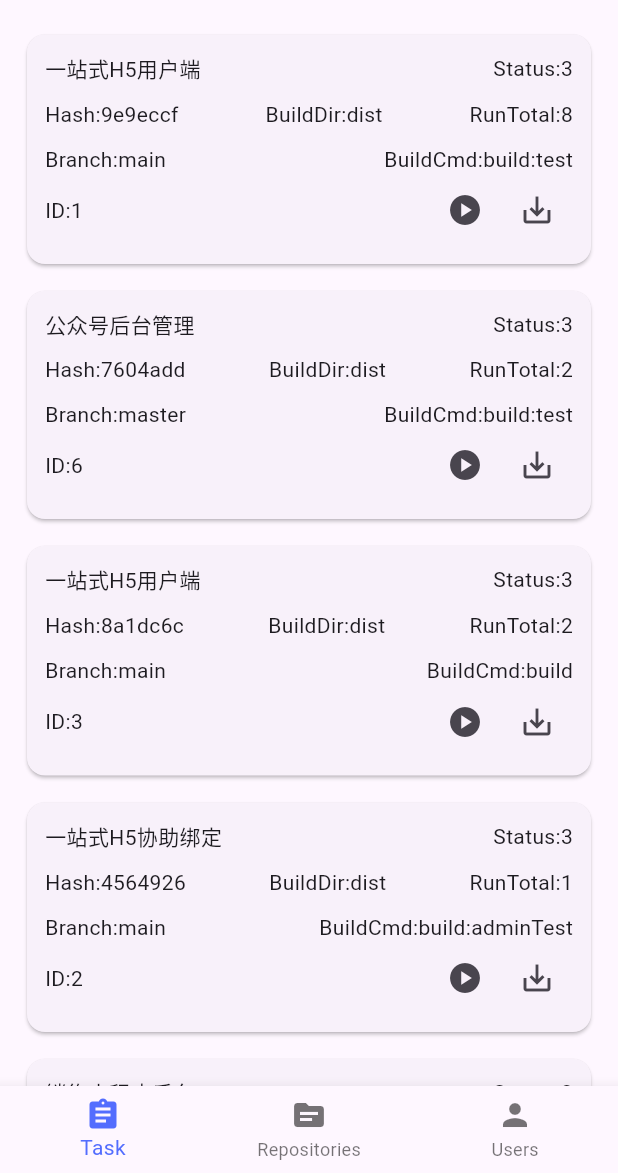
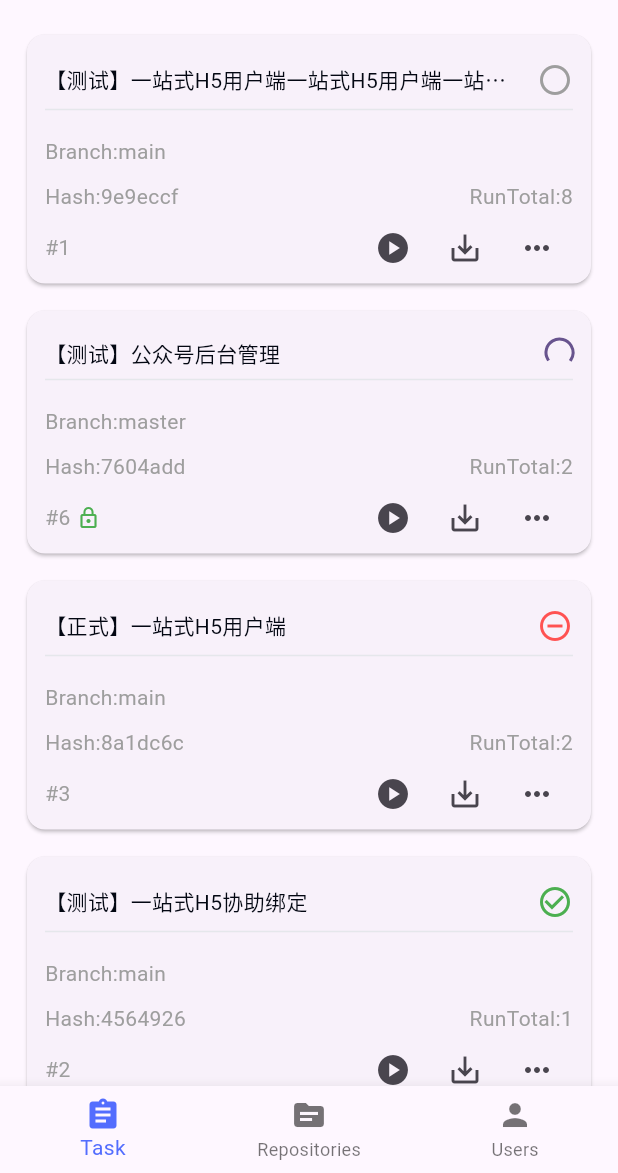
Before and after one commit to xusenlin/marewoodClient, a Flutter app: the screen it shows after launch, on a phone screen of 412 x 824 dp, the part 63-1236 px from its top. Run offline on Flutter 3.47's test engine with Material 3 defaults, Android fonts, the light colour scheme and no system bars; our stand-ins replace webview_flutter.

Commit message:
taskCard

```diff
--- a/lib/pages/home/tabContent/taskCard.dart
+++ b/lib/pages/home/tabContent/taskCard.dart
@@ -1,10 +1,37 @@
 import 'package:flutter/material.dart';
 import 'package:marewood_client/models/task.dart';
+
+class Status extends StatelessWidget{
+  const Status({super.key, required this.status});
+
+  final int status;
+
+  @override
+  Widget build(BuildContext context) {
+    switch (status) {
+      case 0:
+        return const Icon(Icons.panorama_fish_eye_outlined,color: Colors.grey);
+      case 1:
+        return const SizedBox(width: 18.0, height: 18.0, child: CircularProgressIndicator(strokeWidth: 2),);
+      case 2:
+        return const Icon(Icons.remove_circle_outline,color: Colors.redAccent);
+      case 3:
+        return const Icon(Icons.check_circle_outline,color: Colors.green);
+      default:
+        return const Icon(Icons.panorama_fish_eye_outlined,color: Colors.grey);
+    }
+  }
+
+}
+
+
 
 class TaskCard extends StatelessWidget{
   const TaskCard({super.key, required this.task});
 
   final Task task;
+
+  final bodyText =  const TextStyle(color:  Colors.grey);
 
   @override
   Widget build(BuildContext context) {
@@ -12,38 +39,55 @@ class TaskCard extends StatelessWidget{
       margin: const EdgeInsets.symmetric(vertical: 9,horizontal:
       18),
       child: Padding(
-          padding: const EdgeInsets.all(12),
+          padding: const EdgeInsets.only(left: 12,right: 12,top: 18),
           child: Column(
             children: [
               Row(
                 mainAxisAlignment: MainAxisAlignment.spaceBetween,
                 children: [
-                  Text(task.name),
-                  Text('Status:${task.status.toString()}'),
+                  Expanded(
+                      child:Text(
+                          '${task.tag}${task.name}',
+                          overflow: TextOverflow.ellipsis,
+                          style: const TextStyle(color: Color.fromARGB(255, 3, 7, 18))),
+                  ),
+                  Padding(
+                    padding: const EdgeInsets.only(left: 20),
+                    child: Status(status: task.status),
+                  ),
+                  // Text('Status:${task.status.toString()}'),
                 ],
               ),
+              const Divider(color: Color.fromARGB(255, 229, 231, 235)),
               Padding(
                 padding: const EdgeInsets.symmetric(vertical: 10),
                 child: Row(
                   mainAxisAlignment: MainAxisAlignment.spaceBetween,
                   children: [
-                    Text('Hash:${task.commitHash}'),
-                    Text('BuildDir:${task.buildDir}'),
-                    Text('RunTotal:${task.runTotal}'),
+                    Text('Branch:${task.branch}',style: bodyText),
                   ],
                 ),
               ),
               Row(
                 mainAxisAlignment: MainAxisAlignment.spaceBetween,
                 children: [
-                  Text('Branch:${task.branch}'),
-                  Text('BuildCmd:${task.buildCommand}'),
+                  Text('Hash:${task.commitHash}',style: bodyText),
+                  Text('RunTotal:${task.runTotal}',style: bodyText),
                 ],
               ),
               Row(
                 mainAxisAlignment: MainAxisAlignment.spaceBetween,
+                crossAxisAlignment: CrossAxisAlignment.center,
                 children: [
-                  Text('ID:${task.id.toString()}'),
+                  Row(
+                    children: [
+                      Padding(
+                        padding: const EdgeInsets.only(right: 4),
+                        child: Text('#${task.id.toString()}',style: const TextStyle(color:  Colors.grey)),
+                      ),
+                      if(task.private)const Icon(Icons.lock_outline,color: Colors.green,size: 16),
+                    ],
+                  ),
                   Row(
                     children: [
                       IconButton(
@@ -52,6 +96,10 @@ class TaskCard extends StatelessWidget{
                       ),
                       IconButton(
                         icon: const Icon(Icons.save_alt),
+                        onPressed: () {},
+                      ),
+                      IconButton(
+                        icon: const Icon(Icons.more_horiz),
                         onPressed: () {},
                       )
                     ],
```
Also changed, not shown: assets/mock/task.json.
